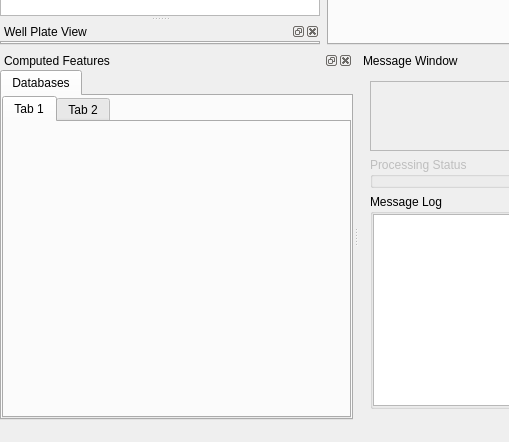
Above: Gui/mainwindow.ui from Ksilink/PhenoLink before the change; both pictures show x 0 to 509 and y 356 to 798 of the 1123 by 798 pixel window. Below: the same form after it.
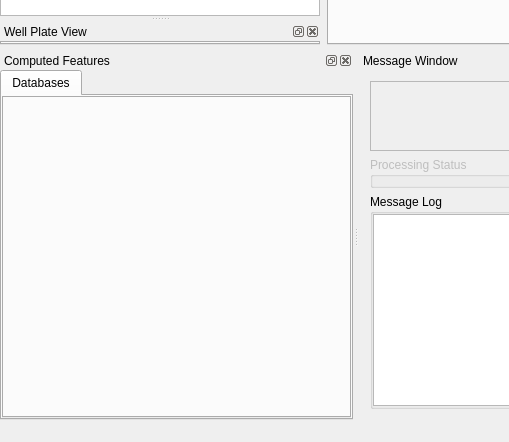
That is the form after the change. Icons and pictures are not drawn. Custom widgets are drawn as their Qt base class.

Commit message: Gui update fior plate tagger (still pending do not use)

The edit to the form file:
```diff
--- a/Gui/mainwindow.ui
+++ b/Gui/mainwindow.ui
@@ -201,16 +201,6 @@
            <property name="currentIndex">
             <number>0</number>
            </property>
-           <widget class="QWidget" name="tab_3">
-            <attribute name="title">
-             <string>Tab 1</string>
-            </attribute>
-           </widget>
-           <widget class="QWidget" name="tab_4">
-            <attribute name="title">
-             <string>Tab 2</string>
-            </attribute>
-           </widget>
           </widget>
          </item>
         </layout>
```
Left out of the diff: 10 changed lines with no effect on the pictures. The commit also changes 6 other files.
